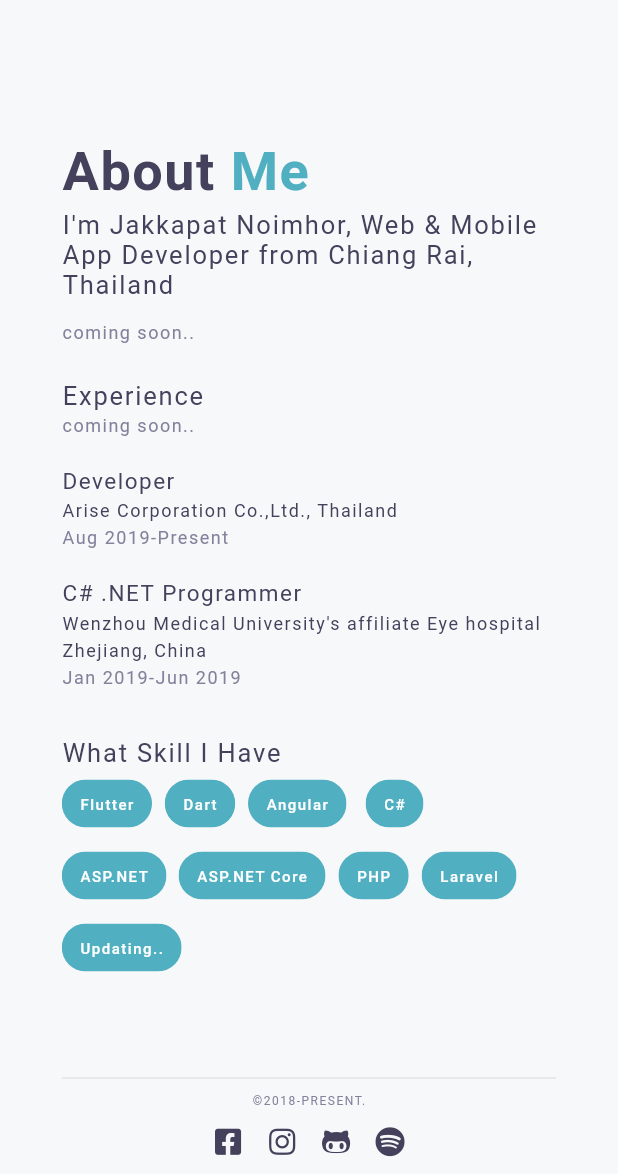
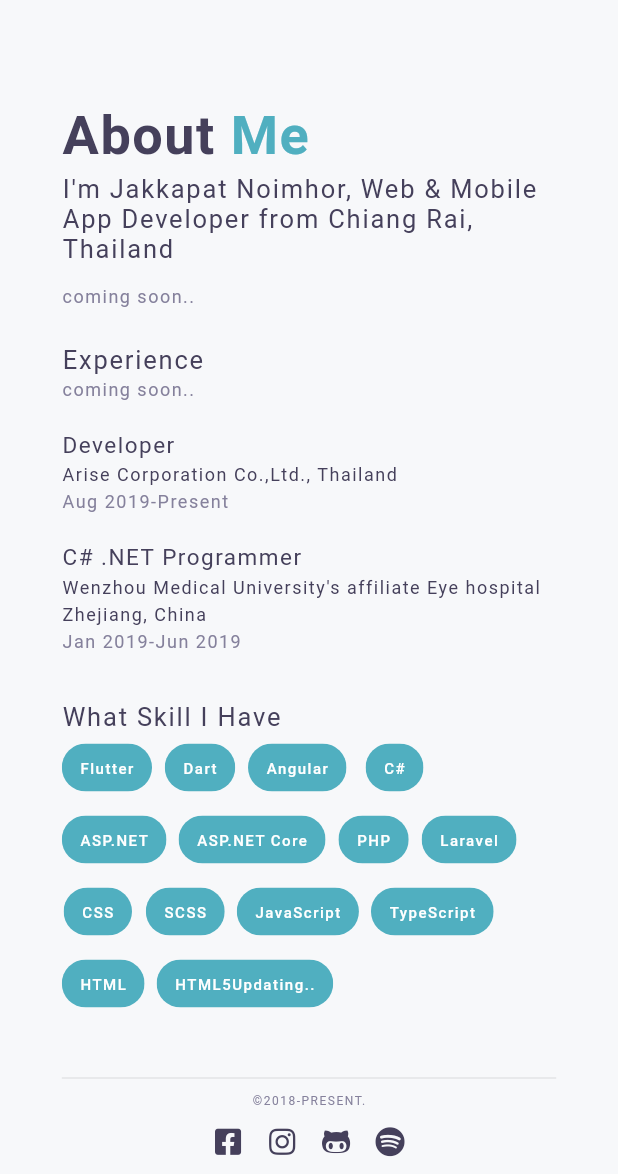
Before and after one commit to MangoStick/portfolio, a Flutter app: the screen it shows after launch, on a phone screen of 412 x 824 dp, the part 62-1236 px from its top. Run offline on Flutter 3.47's test engine with Material 2 defaults, Android fonts, the phone set to English and light mode, and no system bars; our stand-ins replace font_awesome_flutter; missing offline and left inert: dart:html; Roboto replaces fonts that are missing (NexaBold, NexaLight, ProductSans).

Commit message:
Update home.dart

```diff
--- a/lib/ui/home.dart
+++ b/lib/ui/home.dart
@@ -290,6 +290,12 @@ class HomePage extends StatelessWidget {
     'ASP.NET Core',
     'PHP',
     'Laravel',
+    'CSS',
+    'SCSS',
+    'JavaScript',
+    'TypeScript',
+    'HTML',
+    'HTML5'
     'Updating..'
   ];
 
```
